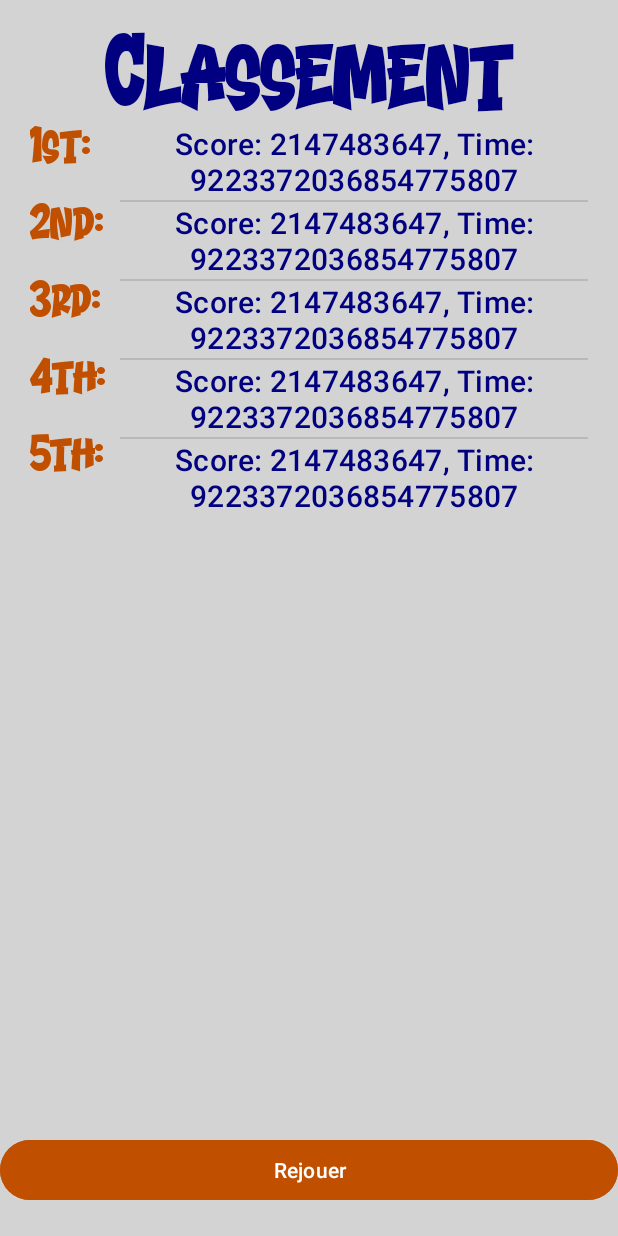
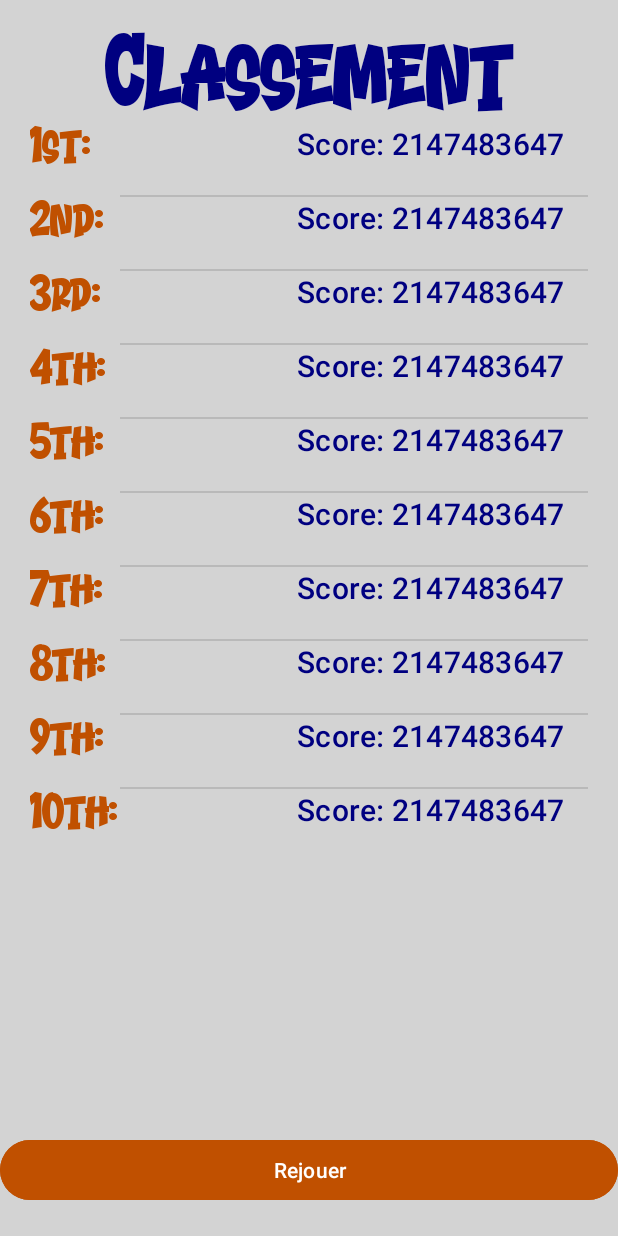
Before and after one commit to Develay/AndroidProject, an Android app: the LeaderBoard screen opened directly, with no data from a screen before it, on a phone screen of 412 x 824 dp. Run offline under Robolectric (Android 15) with nearby library versions, the phone set to English and light mode, and no system bars.

Commit message:
LeaderBoard et AlertDialog language

```diff
--- a/app/src/main/java/com/example/android_project/LeaderBoard.java
+++ b/app/src/main/java/com/example/android_project/LeaderBoard.java
@@ -32,11 +32,12 @@ public class LeaderBoard extends AppCompatActivity {
         listView = findViewById(R.id.listView);
 
         List<Integer> highScores = scoreManager.getHighScores();
-        List<Long> highScoreTimes = scoreManager.getHighScoreTimes();
+        //List<Long> highScoreTimes = scoreManager.getHighScoreTimes();
 
         List<String> displayScores = new ArrayList<>();
         for (int i = 0; i < highScores.size(); i++) {
-            displayScores.add("Score: " + highScores.get(i) + ", Time: " + highScoreTimes.get(i));
+            displayScores.add("Score: " + highScores.get(i));
+                    //+ ", Time: " + highScoreTimes.get(i));
         }
 
         adapter = new ArrayAdapter<>(this, R.layout.list_item, displayScores);
--- a/app/src/main/java/com/example/android_project/MainActivity.java
+++ b/app/src/main/java/com/example/android_project/MainActivity.java
@@ -63,8 +63,8 @@ public class MainActivity extends AppCompatActivity {
     @Override
     public void onBackPressed() {
         new AlertDialog.Builder(this)
-                .setTitle("Quitter l'application")
-                .setMessage("Voulez-vous vraiment quitter l'application ?")
+                .setTitle(getString(R.string.EXIT))
+                .setMessage(getString(R.string.really_quit))
                 .setNegativeButton(android.R.string.no, null)
                 .setPositiveButton(android.R.string.yes, new DialogInterface.OnClickListener() {
                     public void onClick(DialogInterface arg0, int arg1) {
--- a/app/src/main/java/com/example/android_project/Memory.java
+++ b/app/src/main/java/com/example/android_project/Memory.java
@@ -139,7 +139,6 @@ public class Memory extends AppCompatActivity {
         Intent intent = new Intent(this, Results.class);
         intent.putExtra("SCORE", nbCoups);
         intent.putExtra("TIMER", timeElapsed);
-        new ScoreManager(this).saveHighScore(nbCoups, timeElapsed);
         startActivity(intent);
         finish();
     }
@@ -176,8 +175,8 @@ public class Memory extends AppCompatActivity {
     @Override
     public void onBackPressed() {
         new AlertDialog.Builder(this)
-                .setTitle("Quitter la partie")
-                .setMessage("Voulez-vous vraiment quitter la partie en cours ?")
+                .setTitle(getString(R.string.EXIT))
+                .setMessage(getString(R.string.really_quit))
                 .setNegativeButton(android.R.string.no, null)
                 .setPositiveButton(android.R.string.yes, new DialogInterface.OnClickListener() {
                     public void onClick(DialogInterface arg0, int arg1) {
--- a/app/src/main/java/com/example/android_project/ScoreManager.java
+++ b/app/src/main/java/com/example/android_project/ScoreManager.java
@@ -11,7 +11,7 @@ public class ScoreManager {
     private static final String PREFS_NAME = "com.example.android_project";
     private static final String KEY_HIGH_SCORES = "high_scores";
     private static final String KEY_HIGH_SCORE_TIMES = "high_score_times";
-    private static final int MAX_HIGH_SCORES = 5;
+    private static final int MAX_HIGH_SCORES = 10;
 
     private SharedPreferences preferences;
 
@@ -21,26 +21,23 @@ public class ScoreManager {
 
     public void saveHighScore(int score, long time) {
         List<Integer> highScores = getHighScores();
-        List<Long> highScoreTimes = getHighScoreTimes();
-        if (highScores.size() < MAX_HIGH_SCORES) {
+        //List<Long> highScoreTimes = getHighScoreTimes();
+
+        // Replace the highest score (which is the last one after sorting) if the new score is lower
+        if (score < highScores.get(highScores.size() - 1)) {
+            highScores.remove(highScores.size() - 1);
+            //highScoreTimes.remove(highScoreTimes.size() - 1);
             highScores.add(score);
-            highScoreTimes.add(time);
-        } else {
-            // Replace the highest score (which is the last one after sorting) if the new score is lower
-            if (score < highScores.get(highScores.size() - 1)) {
-                highScores.remove(highScores.size() - 1);
-                highScoreTimes.remove(highScoreTimes.size() - 1);
-                highScores.add(score);
-                highScoreTimes.add(time);
-            }
+            //highScoreTimes.add(time);
         }
+
         // Sort the scores in ascending order
         Collections.sort(highScores);
         // Save the scores and times
         SharedPreferences.Editor editor = preferences.edit();
         for (int i = 0; i < highScores.size(); i++) {
             editor.putInt(KEY_HIGH_SCORES + i, highScores.get(i));
-            editor.putLong(KEY_HIGH_SCORE_TIMES + i, highScoreTimes.get(i));
+            //editor.putLong(KEY_HIGH_SCORE_TIMES + i, highScoreTimes.get(i));
         }
         editor.apply();
     }
@@ -53,11 +50,11 @@ public class ScoreManager {
         return highScores;
     }
 
-    public List<Long> getHighScoreTimes() {
+    /*public List<Long> getHighScoreTimes() {
         List<Long> highScoreTimes = new ArrayList<>();
         for (int i = 0; i < MAX_HIGH_SCORES; i++) {
             highScoreTimes.add(preferences.getLong(KEY_HIGH_SCORE_TIMES + i, Long.MAX_VALUE));
         }
         return highScoreTimes;
-    }
+    }*/
 }
--- a/app/src/main/res/layout/activity_leader_board.xml
+++ b/app/src/main/res/layout/activity_leader_board.xml
@@ -41,7 +41,7 @@
                     android:id="@+id/Position0"
                     android:layout_width="wrap_content"
                     android:layout_height="wrap_content"
-                    android:layout_marginBottom="20dp"
+                    android:layout_marginBottom="18dp"
                     android:layout_weight="1"
                     android:fontFamily="@font/gemstone"
                     android:text="1st:"
@@ -52,7 +52,7 @@
                     android:id="@+id/Position1"
                     android:layout_width="wrap_content"
                     android:layout_height="wrap_content"
-                    android:layout_marginBottom="20dp"
+                    android:layout_marginBottom="18dp"
                     android:layout_weight="1"
                     android:fontFamily="@font/gemstone"
                     android:text="2nd:"
@@ -63,7 +63,7 @@
                     android:id="@+id/Position2"
                     android:layout_width="wrap_content"
                     android:layout_height="wrap_content"
-                    android:layout_marginBottom="20dp"
+                    android:layout_marginBottom="18dp"
                     android:layout_weight="1"
                     android:fontFamily="@font/gemstone"
                     android:text="3rd:"
@@ -74,7 +74,7 @@
                     android:id="@+id/Position3"
                     android:layout_width="wrap_content"
                     android:layout_height="wrap_content"
-                    android:layout_marginBottom="20dp"
+                    android:layout_marginBottom="18dp"
                     android:layout_weight="1"
                     android:fontFamily="@font/gemstone"
                     android:text="4th:"
@@ -85,10 +85,65 @@
                     android:id="@+id/Position4"
                     android:layout_width="wrap_content"
                     android:layout_height="wrap_content"
-                    android:layout_marginBottom="20dp"
+                    android:layout_marginBottom="18dp"
                     android:layout_weight="1"
                     android:fontFamily="@font/gemstone"
                     android:text="5th:"
+                    android:textColor="@color/orange"
+                    android:textSize="30sp" />
+
+                <TextView
+                    android:id="@+id/Position5"
+                    android:layout_width="wrap_content"
+                    android:layout_height="wrap_content"
+                    android:layout_marginBottom="18dp"
+                    android:layout_weight="1"
+                    android:fontFamily="@font/gemstone"
+                    android:text="6th:"
+                    android:textColor="@color/orange"
+                    android:textSize="30sp" />
+
+                <TextView
+                    android:id="@+id/Position6"
+                    android:layout_width="wrap_content"
+                    android:layout_height="wrap_content"
+                    android:layout_marginBottom="18dp"
+                    android:layout_weight="1"
+                    android:fontFamily="@font/gemstone"
+                    android:text="7th:"
+                    android:textColor="@color/orange"
+                    android:textSize="30sp" />
+
+                <TextView
+                    android:id="@+id/Position7"
+                    android:layout_width="wrap_content"
+                    android:layout_height="wrap_content"
+                    android:layout_marginBottom="18dp"
+                    android:layout_weight="1"
+                    android:fontFamily="@font/gemstone"
+                    android:text="8th:"
+                    android:textColor="@color/orange"
+                    android:textSize="30sp" />
+
+                <TextView
+                    android:id="@+id/Position8"
+                    android:layout_width="wrap_content"
+                    android:layout_height="wrap_content"
+                    android:layout_marginBottom="18dp"
+                    android:layout_weight="1"
+                    android:fontFamily="@font/gemstone"
+                    android:text="9th:"
+                    android:textColor="@color/orange"
+                    android:textSize="30sp" />
+
+                <TextView
+                    android:id="@+id/Position9"
+                    android:layout_width="wrap_content"
+                    android:layout_height="wrap_content"
+                    android:layout_marginBottom="18dp"
+                    android:layout_weight="1"
+                    android:fontFamily="@font/gemstone"
+                    android:text="10th:"
                     android:textColor="@color/orange"
                     android:textSize="30sp" />
 
--- a/app/src/main/res/layout/list_item.xml
+++ b/app/src/main/res/layout/list_item.xml
@@ -6,7 +6,7 @@
     android:layout_width="match_parent"
     android:layout_height="wrap_content"
     android:textAppearance="?android:attr/textAppearanceListItemSmall"
-    android:gravity="center_horizontal"
+    android:gravity="right"
     android:paddingStart="?android:attr/listPreferredItemPaddingStart"
     android:paddingEnd="?android:attr/listPreferredItemPaddingEnd"
     android:minHeight="?android:attr/listPreferredItemHeightSmall"
```
Also changed, not shown: app/src/main/res/layout/activity_memory.xml (+16 -23 lines), app/src/main/res/values/strings.xml (+7 -2 lines), 1 other file.
